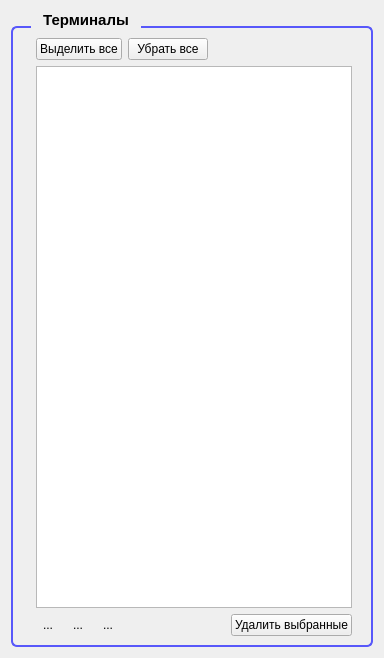
rust3128/MPosUtilities, file SelectTerminalsForm/selectterminalsform.ui: the form before one commit.
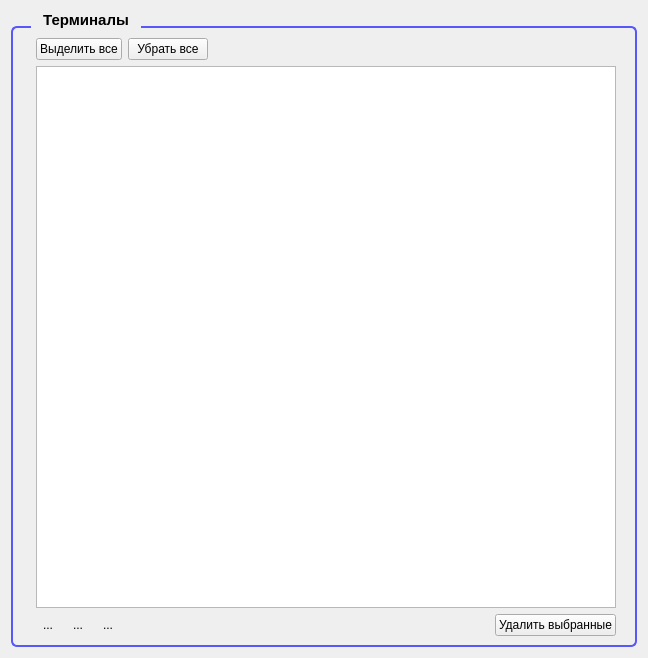
The form after the commit. Icons and pictures are not drawn.

Patch:
```diff
--- a/SelectTerminalsForm/selectterminalsform.ui
+++ b/SelectTerminalsForm/selectterminalsform.ui
@@ -6,10 +6,16 @@
    <rect>
     <x>0</x>
     <y>0</y>
-    <width>384</width>
+    <width>648</width>
     <height>658</height>
    </rect>
   </property>
+  <property name="maximumSize">
+   <size>
+    <width>650</width>
+    <height>16777215</height>
+   </size>
+  </property>
   <property name="windowTitle">
    <string>Form</string>
   </property>
```
